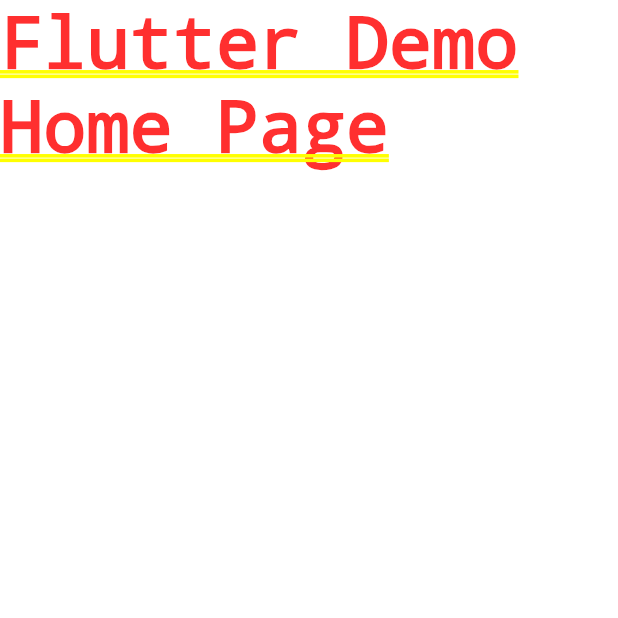
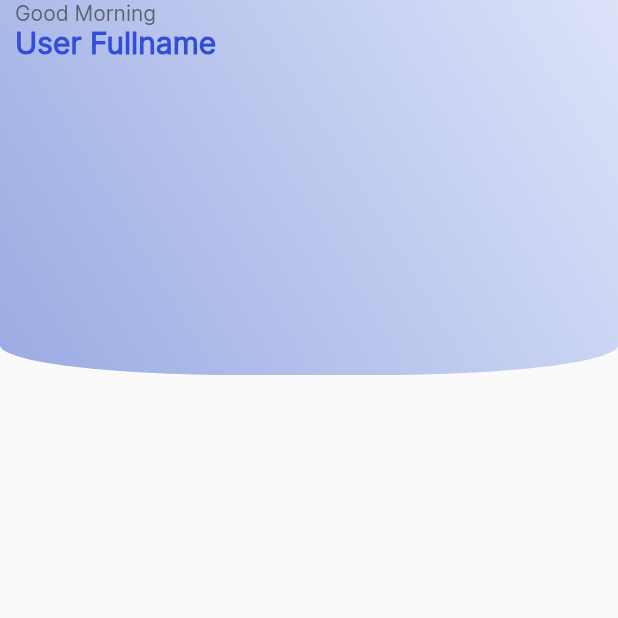
Before and after one commit to framgia/sph_flutter-capstone, a Flutter app: the screen it shows after launch, on a phone screen of 412 x 824 dp, the top half of it. Run offline on Flutter 3.47's test engine with Material 2 defaults, Android fonts, the light colour scheme and no system bars.

Commit message:
header layout

```diff
--- a/lib/main.dart
+++ b/lib/main.dart
@@ -1,5 +1,6 @@
 import 'package:flutter/material.dart';
 import 'package:sun_flutter_capstone/consts/global_style.dart';
+import 'views/widgets/home_page.dart';
 
 void main() {
   runApp(const MyApp());
@@ -16,7 +17,7 @@
         appBarTheme: appBarTheme,
         fontFamily: 'Inter',
       ),
-      home: const Text('Flutter Demo Home Page'),
+      home: const HomePage(),
     );
   }
 }
--- /dev/null
+++ b/lib/views/widgets/home_page.dart
@@ -0,0 +1,55 @@
+import 'package:flutter/material.dart';
+import 'package:sun_flutter_capstone/consts/global_style.dart';
+
+class HomePage extends StatelessWidget {
+  const HomePage({ Key? key }) : super(key: key);
+
+  @override
+  Widget build(BuildContext context) {
+    return Scaffold(
+        body: Stack(
+          children: [
+            Container(
+              height: 250,
+              decoration: const BoxDecoration(
+                  gradient: LinearGradient(
+                    begin: Alignment.topRight,
+                    end: Alignment.bottomLeft,
+                    colors: [
+                      AppColor.light,
+                      AppColor.primary,
+                    ],
+                  ),
+                // color: Color(0xFFDCE3F9),
+                borderRadius: BorderRadius.vertical(
+                  bottom: Radius.elliptical(160, 20),
+                ),
+              ),
+            ),
+            SafeArea(
+              minimum: const EdgeInsets.only(left: 10.0),
+              child:  Column(
+                crossAxisAlignment: CrossAxisAlignment.start,
+                children: const [
+                  Text('Good Morning',
+                  style: TextStyle(
+                    color: Color.fromRGBO(94, 95, 114, 1),
+                    fontSize: 14.0,
+                    fontWeight: FontWeight.w500
+                  ),
+                  ),
+                  Text('User Fullname',
+                  style: TextStyle(
+                    color: Color.fromRGBO(50, 78, 217, 1),
+                    fontSize: 20.0,
+                    fontWeight: FontWeight.w600
+                  ),
+                  ),
+                ],
+              ),
+            ),
+          ],
+        ),
+      );
+  }
+}
```
Also changed, not shown: lib/views/widgets/sample_widget.dart (deleted).
